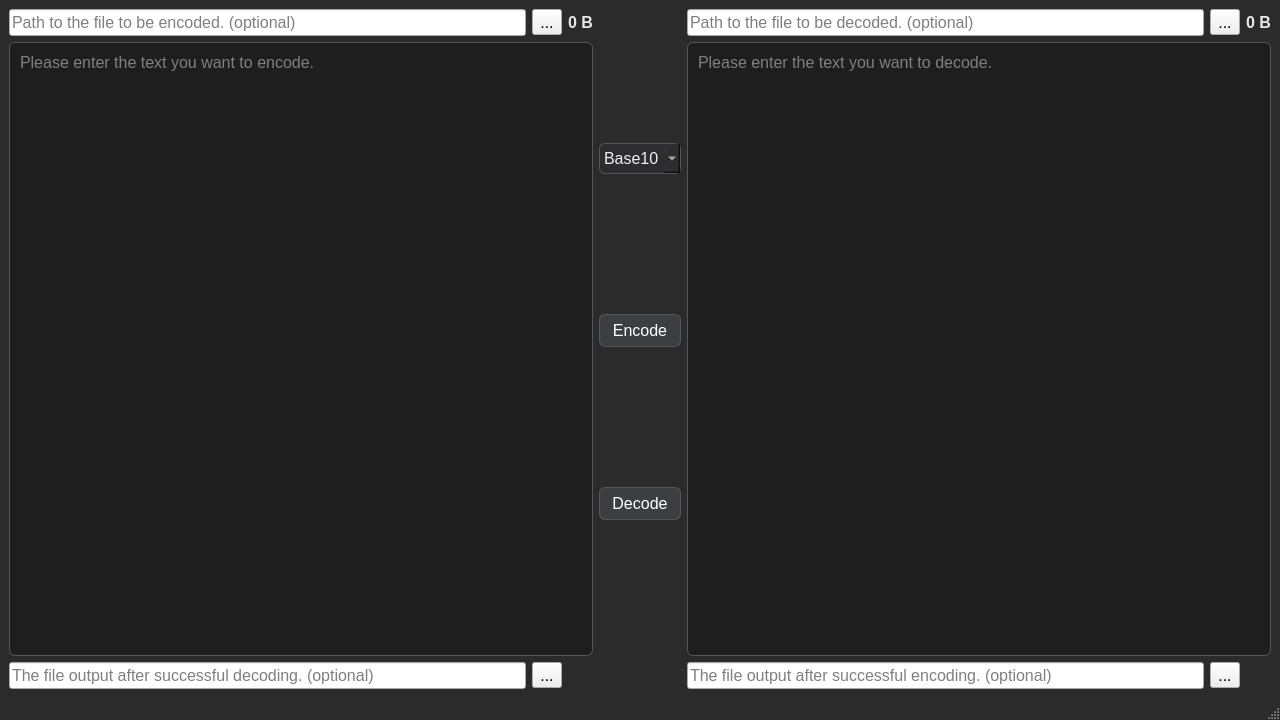
Above: aisio-gui/base_encoder_window.ui from TaiwanMiya/Ais.IO before the change. Below: the same form after it.
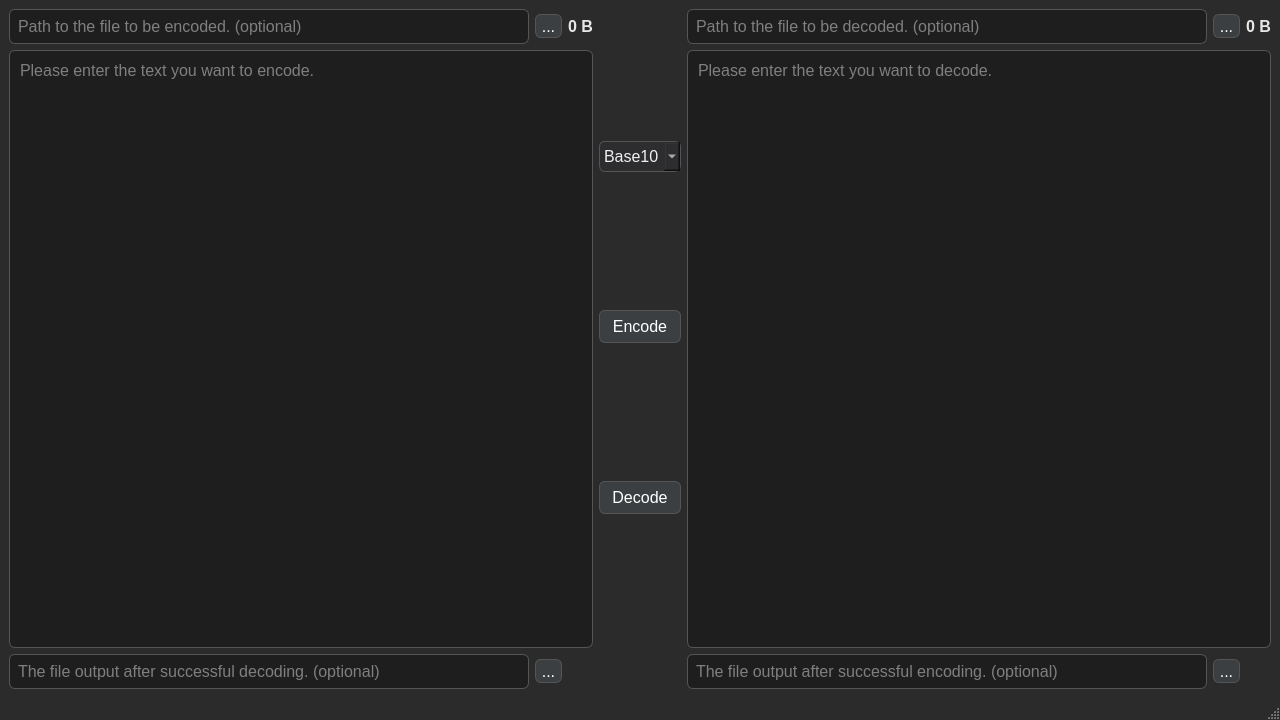
That is the form after the change.

```diff
--- a/aisio-gui/base_encoder_window.ui
+++ b/aisio-gui/base_encoder_window.ui
@@ -48,6 +48,15 @@
     font: 11pt &quot;Consolas&quot;;
 }
 
+QLineEdit {
+    background-color: #1e1e1e;
+    color: #e0e0e0;
+    border: 1px solid #555;
+    border-radius: 6px;
+    padding: 6px;
+    font: 11pt &quot;Consolas&quot;;
+}
+
 QPushButton {
     background-color: #3c3f41;
     color: #ffffff;
@@ -62,6 +71,19 @@
     background-color: #2e2f30;
 }
 
+QToolButton {
+    background-color: #3c3f41;
+    color: #ffffff;
+    border: 1px solid #555;
+    border-radius: 6px;
+}
+QToolButton:hover {
+    background-color: #505357;
+}
+QToolButton:pressed {
+    background-color: #2e2f30;
+}
+
 QComboBox {
     background-color: #2d2d30;
     color: #f0f0f0;
```
Left out of the diff: 8 changed lines with no effect on the pictures.
